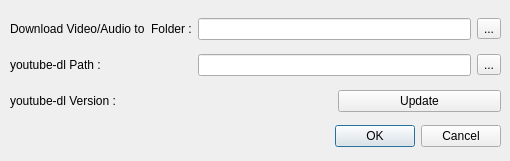
Qt form src/videodl/vdlsettingsdialog.ui (rupeshs/ExMplayer) before a commit.
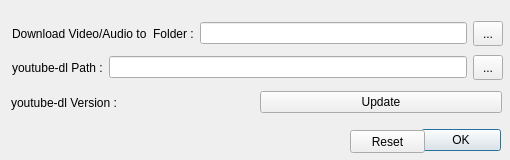
The same form after that commit. Icons and pictures are not drawn.

Commit message: Video-dl settings added

The edit to the form file:
```diff
--- a/src/videodl/vdlsettingsdialog.ui
+++ b/src/videodl/vdlsettingsdialog.ui
@@ -7,7 +7,7 @@
     <x>0</x>
     <y>0</y>
     <width>510</width>
-    <height>161</height>
+    <height>160</height>
    </rect>
   </property>
   <property name="windowTitle">
@@ -16,72 +16,51 @@
   <widget class="QDialogButtonBox" name="buttonBox">
    <property name="geometry">
     <rect>
-     <x>160</x>
+     <x>420</x>
      <y>120</y>
-     <width>341</width>
-     <height>32</height>
+     <width>81</width>
+     <height>41</height>
     </rect>
    </property>
    <property name="orientation">
     <enum>Qt::Horizontal</enum>
    </property>
    <property name="standardButtons">
-    <set>QDialogButtonBox::Cancel|QDialogButtonBox::Ok</set>
+    <set>QDialogButtonBox::Ok</set>
+   </property>
+  </widget>
+  <widget class="QPushButton" name="pushButton_2">
+   <property name="geometry">
+    <rect>
+     <x>410</x>
+     <y>260</y>
+     <width>75</width>
+     <height>23</height>
+    </rect>
+   </property>
+   <property name="text">
+    <string>PushButton</string>
    </property>
   </widget>
   <widget class="QWidget" name="layoutWidget">
    <property name="geometry">
     <rect>
-     <x>10</x>
-     <y>10</y>
+     <x>11</x>
+     <y>87</y>
      <width>491</width>
-     <height>111</height>
+     <height>31</height>
     </rect>
    </property>
-   <layout class="QGridLayout" name="gridLayout">
-    <item row="0" column="0">
-     <widget class="QLabel" name="label_2">
-      <property name="text">
-       <string>Download Video/Audio to  Folder :</string>
-      </property>
-     </widget>
-    </item>
-    <item row="0" column="1" colspan="2">
-     <widget class="QLineEdit" name="lineEdit"/>
-    </item>
-    <item row="0" column="3">
-     <widget class="QToolButton" name="toolButton">
-      <property name="text">
-       <string>...</string>
-      </property>
-     </widget>
-    </item>
-    <item row="1" column="0">
-     <widget class="QLabel" name="label">
-      <property name="text">
-       <string>youtube-dl Path :</string>
-      </property>
-     </widget>
-    </item>
-    <item row="1" column="1" colspan="2">
-     <widget class="QLineEdit" name="lineEdit_2"/>
-    </item>
-    <item row="1" column="3">
-     <widget class="QToolButton" name="toolButton_2">
-      <property name="text">
-       <string>...</string>
-      </property>
-     </widget>
-    </item>
-    <item row="2" column="0" colspan="2">
+   <layout class="QHBoxLayout" name="horizontalLayout_3">
+    <item>
      <widget class="QLabel" name="label_3">
       <property name="text">
        <string>youtube-dl Version :</string>
       </property>
      </widget>
     </item>
-    <item row="2" column="2" colspan="2">
-     <widget class="QPushButton" name="pushButton">
+    <item>
+     <widget class="QPushButton" name="pushButtonUpdate">
       <property name="text">
        <string>Update</string>
       </property>
@@ -89,6 +68,89 @@
     </item>
    </layout>
   </widget>
+  <widget class="QWidget" name="layoutWidget">
+   <property name="geometry">
+    <rect>
+     <x>12</x>
+     <y>54</y>
+     <width>491</width>
+     <height>27</height>
+    </rect>
+   </property>
+   <layout class="QHBoxLayout" name="horizontalLayout">
+    <item>
+     <widget class="QLabel" name="label">
+      <property name="text">
+       <string>youtube-dl Path :</string>
+      </property>
+     </widget>
+    </item>
+    <item>
+     <widget class="QLineEdit" name="lineEditYoudlDir"/>
+    </item>
+    <item>
+     <widget class="QToolButton" name="toolButtonBrFolderYdl">
+      <property name="minimumSize">
+       <size>
+        <width>30</width>
+        <height>25</height>
+       </size>
+      </property>
+      <property name="text">
+       <string>...</string>
+      </property>
+     </widget>
+    </item>
+   </layout>
+  </widget>
+  <widget class="QWidget" name="layoutWidget">
+   <property name="geometry">
+    <rect>
+     <x>12</x>
+     <y>20</y>
+     <width>491</width>
+     <height>27</height>
+    </rect>
+   </property>
+   <layout class="QHBoxLayout" name="horizontalLayout_2">
+    <item>
+     <widget class="QLabel" name="label_2">
+      <property name="text">
+       <string>Download Video/Audio to  Folder :</string>
+      </property>
+     </widget>
+    </item>
+    <item>
+     <widget class="QLineEdit" name="lineEditDomDir"/>
+    </item>
+    <item>
+     <widget class="QToolButton" name="toolButtonBrFolder">
+      <property name="minimumSize">
+       <size>
+        <width>30</width>
+        <height>25</height>
+       </size>
+      </property>
+      <property name="text">
+       <string>...</string>
+      </property>
+     </widget>
+    </item>
+   </layout>
+  </widget>
+  <widget class="QPushButton" name="pushButtonReset">
+   <property name="geometry">
+    <rect>
+     <x>350</x>
+     <y>130</y>
+     <width>75</width>
+     <height>23</height>
+    </rect>
+   </property>
+   <property name="text">
+    <string>Reset</string>
+   </property>
+  </widget>
  </widget>
  <resources/>
  <connections>
```
Left out of the diff: 8 changed lines with no effect on the pictures. The commit also changes 15 other files.
